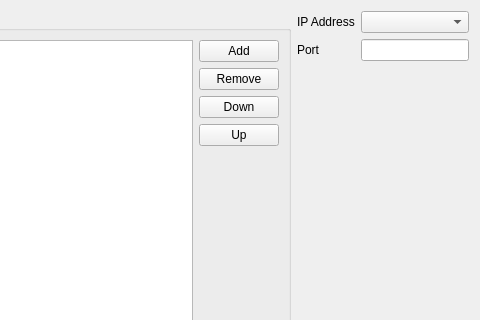
This is projectattributeswizardpage.ui in asit-dhal/LogViewer as Qt 5 draws it before an edit; both pictures show x 338 to 818 and y 0 to 320 of the 818 by 597 pixel window. The edited form follows.
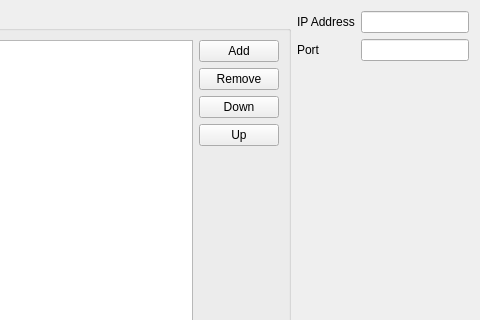
This is the edited form.

Patch:
```diff
--- a/projectattributeswizardpage.ui
+++ b/projectattributeswizardpage.ui
@@ -128,7 +128,14 @@
         </widget>
        </item>
        <item row="0" column="1">
-        <widget class="QComboBox" name="ipAddressComboBox"/>
+        <widget class="QLineEdit" name="ipAddressLineEdit">
+         <property name="sizePolicy">
+          <sizepolicy hsizetype="Minimum" vsizetype="Fixed">
+           <horstretch>0</horstretch>
+           <verstretch>0</verstretch>
+          </sizepolicy>
+         </property>
+        </widget>
        </item>
       </layout>
      </item>
```
